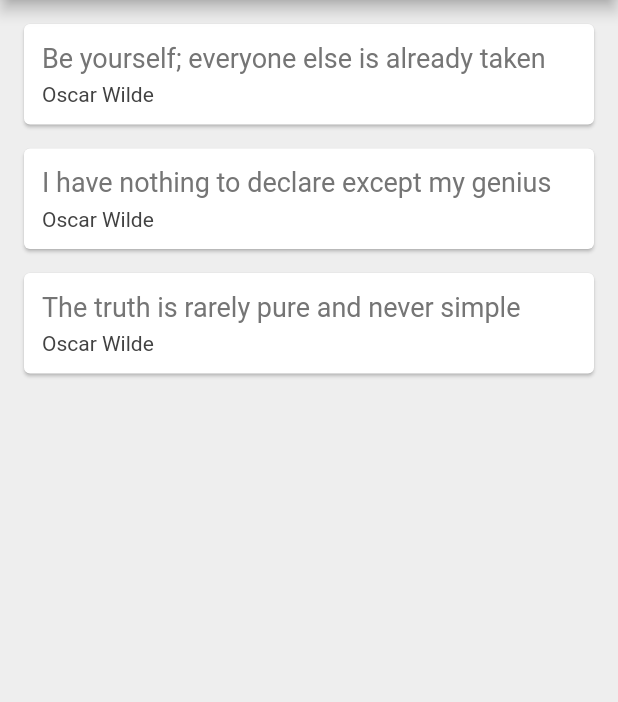
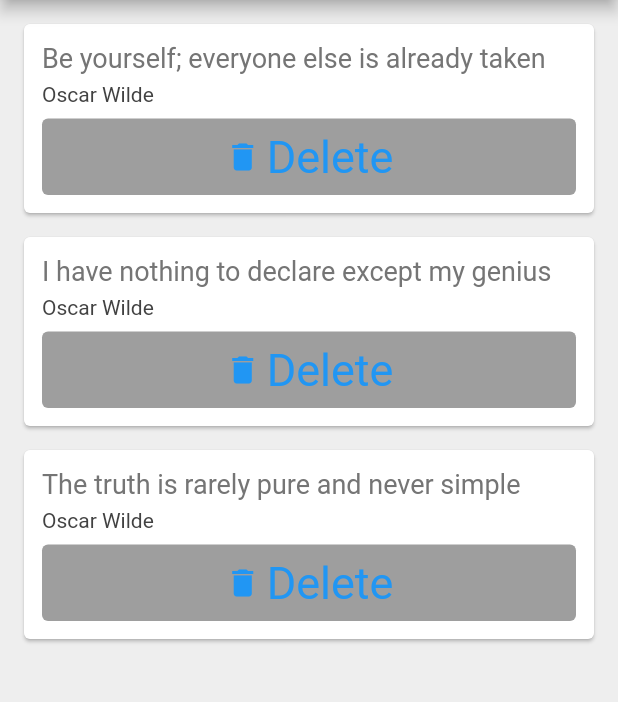
Before and after one commit to mark-ng/quotes-flutter-demo, a Flutter app: the screen it shows after launch, on a phone screen of 412 x 824 dp, the part 84-786 px from its top. Run offline on Flutter 3.47's test engine with Material 2 defaults, Android fonts, the phone set to English and light mode, and no system bars.

Commit message:
Pass a delete function as parameter to a widget to change the state of parent

```diff
--- a/lib/main.dart
+++ b/lib/main.dart
@@ -34,7 +34,14 @@ class _QuoteListState extends State<QuoteList> {
         backgroundColor: Colors.redAccent,
       ),
       body: Column(
-        children: quotes.map((quote) => QuoteCard(quote: quote)).toList(),
+        children: quotes.map((quote) => QuoteCard(
+            quote: quote,
+            delete: () {
+              setState(() {
+                quotes.remove(quote);
+              });
+        }
+        )).toList(),
       ),
     );
   }
--- a/lib/quote_card.dart
+++ b/lib/quote_card.dart
@@ -4,7 +4,8 @@ import 'quote.dart';
 class QuoteCard extends StatelessWidget {
 
   final Quote quote;
-  QuoteCard({required this.quote});
+  final Function delete;
+  QuoteCard({required this.quote, required this.delete});
 
   @override
   Widget build(BuildContext context) {
@@ -31,7 +32,24 @@ class QuoteCard extends StatelessWidget {
                     fontSize: 14,
                     color: Colors.grey[800]
                 )
-            )
+            ),
+            SizedBox(height: 8,),
+           TextButton.icon(
+               onPressed: () {
+                 delete();
+               },
+               icon: Icon(Icons.delete),
+               label: Text("Delete"),
+              style: ButtonStyle(
+                backgroundColor: MaterialStateProperty.all<Color>(Colors.grey),
+                textStyle: MaterialStateProperty.all<TextStyle>(
+                  TextStyle(
+                    color: Colors.redAccent,
+                    fontSize: 30,
+                  )
+                )
+              ),
+           ),
           ],
         ),
       ),
```
